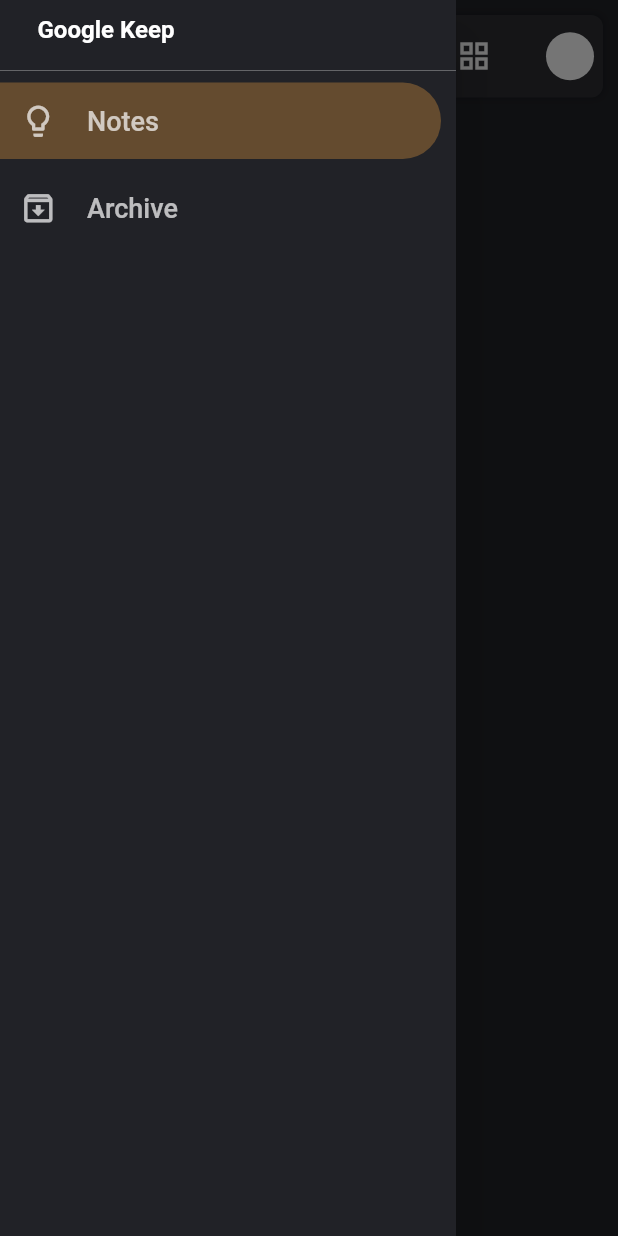
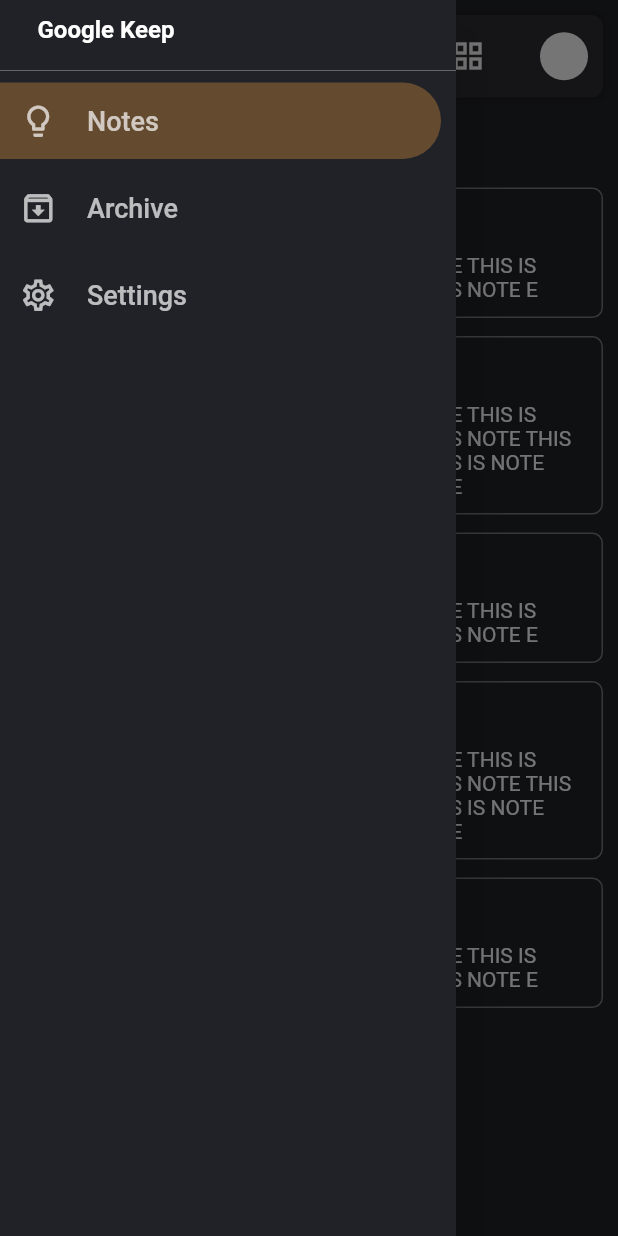
Before and after one commit to Nit89/KeepNotes, a Flutter app: the screen it shows after launch, with the side drawer open, on a phone screen of 412 x 824 dp. Run offline on Flutter 3.47's test engine with Material 2 defaults, Android fonts, the phone set to English and light mode, and no system bars.

Commit message:
staggered view

```diff
--- a/lib/home.dart
+++ b/lib/home.dart
@@ -1,4 +1,7 @@
+import 'dart:ui';
+
 import 'package:flutter/material.dart';
+import 'package:flutter_staggered_grid_view/flutter_staggered_grid_view.dart';
 import 'package:keep_notes/color.dart';
 import 'package:keep_notes/sideMenuBar.dart';
 
@@ -13,6 +16,9 @@ class home extends StatefulWidget {
 // ignore: camel_case_types
 class _homeState extends State<home> {
   GlobalKey<ScaffoldState> _drawKey = GlobalKey();
+  String note =
+      "THIS IS NOTE THIS IS NOTE THIS IS NOTE THIS IS NOTE THIS IS NOTE THIS IS NOTE";
+  String note1 = "THIS IS NOTE THIS IS NOTE THIS IS NOTE E ";
 
   @override
   Widget build(BuildContext context) {
@@ -22,8 +28,10 @@ class _homeState extends State<home> {
       drawer: SideMenu(),
       backgroundColor: bgcolor,
       body: SafeArea(
+          child: SingleChildScrollView(
         child: Container(
           child: Column(
+            crossAxisAlignment: CrossAxisAlignment.start,
             children: [
               Container(
                 margin: EdgeInsets.symmetric(vertical: 10, horizontal: 10),
@@ -41,7 +49,8 @@ class _homeState extends State<home> {
                 child: Row(
                   mainAxisAlignment: MainAxisAlignment.spaceBetween,
                   children: [
-                  Row(
+                    Expanded(
+                      child: Row(
                         children: [
                           IconButton(
                             onPressed: () {
@@ -53,11 +62,10 @@ class _homeState extends State<home> {
                             ),
                           ),
                           SizedBox(width: 16),
-                      Container(
+                          Expanded(
+                            child: Container(
                               height: 55,
                               width: 200,
-                        decoration: BoxDecoration(
-                            border: Border.all(color: Colors.white)),
                               child: Column(
                                   mainAxisAlignment: MainAxisAlignment.center,
                                   crossAxisAlignment: CrossAxisAlignment.start,
@@ -69,13 +77,16 @@ class _homeState extends State<home> {
                                           fontSize: 16),
                                     ),
                                   ]),
+                            ),
                           )
                         ],
+                      ),
                     ),
                     Container(
                       margin: EdgeInsets.symmetric(
                         horizontal: 10,
                       ),
+                      child: Expanded(
                         child: Row(
                           children: [
                             TextButton(
@@ -101,10 +112,62 @@ class _homeState extends State<home> {
                           ],
                         ),
                       ),
+                    ),
                   ],
                 ),
+              ),
+              Container(
+                margin: EdgeInsets.symmetric(horizontal: 25, vertical: 10),
+                child: Column(
+                  children: [
+                    Text(
+                      "ALL",
+                      style: TextStyle(
+                          color: white.withOpacity(0.5),
+                          fontSize: 13,
+                          fontWeight: FontWeight.bold),
                     )
                   ],
+                ),
+              ),
+              Container(
+                padding: EdgeInsets.symmetric(horizontal: 10, vertical: 15),
+                height: MediaQuery.of(context).size.height,
+                child: StaggeredGridView.countBuilder(
+                  physics: NeverScrollableScrollPhysics(),
+                  shrinkWrap: true,
+                  itemCount: 10,
+                  mainAxisSpacing: 12,
+                  crossAxisSpacing: 12,
+                  crossAxisCount: 4,
+                  staggeredTileBuilder: (index) => StaggeredTile.fit(2),
+                  itemBuilder: (context, index) => Container(
+                    padding: EdgeInsets.all(10),
+                    decoration: BoxDecoration(
+                        border: Border.all(color: white.withOpacity(0.4)),
+                        borderRadius: BorderRadius.circular(7)),
+                    child: Column(
+                      crossAxisAlignment: CrossAxisAlignment.start,
+                      children: [
+                        Text(
+                          " heading",
+                          style: TextStyle(
+                              color: white,
+                              fontSize: 20,
+                              fontWeight: FontWeight.bold),
+                        ),
+                        SizedBox(
+                          height: 10,
+                        ),
+                        Text(index.isEven ? note : note1,
+                            style: TextStyle(color: white))
+                      ],
+                    ),
+                  ),
+                ),
+              ),
+            ],
+          ),
         ),
       )),
     );
--- a/lib/sideMenuBar.dart
+++ b/lib/sideMenuBar.dart
@@ -33,7 +33,11 @@ class _SideMenuState extends State<SideMenu> {
               SizedBox(
                 height: 7,
               ),
-              sectionTwo()
+              sectionTwo(),
+              SizedBox(
+                height: 7,
+              ),
+              sectionSetting()
             ],
           ),
         ),
@@ -117,3 +121,40 @@ Widget sectionTwo() {
     ),
   );
 }
+
+Widget sectionSetting() {
+  return Container(
+    margin: EdgeInsets.only(right: 10),
+    child: TextButton(
+      style: ButtonStyle(
+          shape: MaterialStateProperty.all<RoundedRectangleBorder>(
+              RoundedRectangleBorder(
+                  borderRadius: BorderRadius.only(
+                      topRight: Radius.circular(50),
+                      bottomRight: Radius.circular(50))))),
+      onPressed: () {},
+      child: Container(
+        padding: EdgeInsets.all(5),
+        child: Row(
+          children: [
+            Icon(
+              Icons.settings_outlined,
+              size: 25,
+              color: white.withOpacity(0.7),
+            ),
+            SizedBox(
+              width: 20,
+            ),
+            Text(
+              "Settings",
+              style: TextStyle(
+                color: white.withOpacity(0.7),
+                fontSize: 18,
+              ),
+            )
+          ],
+        ),
+      ),
+    ),
+  );
+}
--- a/pubspec.yaml
+++ b/pubspec.yaml
@@ -28,6 +28,8 @@ dependencies:
   # The following adds the Cupertino Icons font to your application.
   # Use with the CupertinoIcons class for iOS style icons.
   cupertino_icons: ^1.0.2
+  flutter_staggered_grid_view: ^0.4.0
+
 
 dev_dependencies:
   flutter_test:
```
Also changed, not shown: pubspec.lock. Lines whose indentation alone changed are shown as unchanged.
